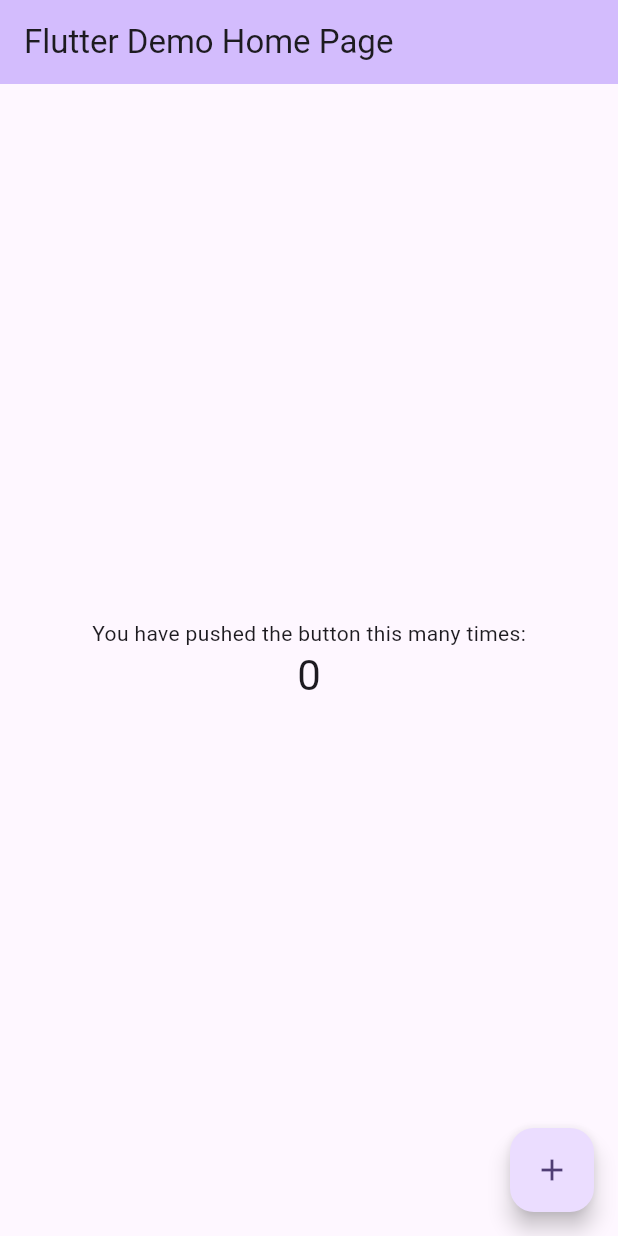
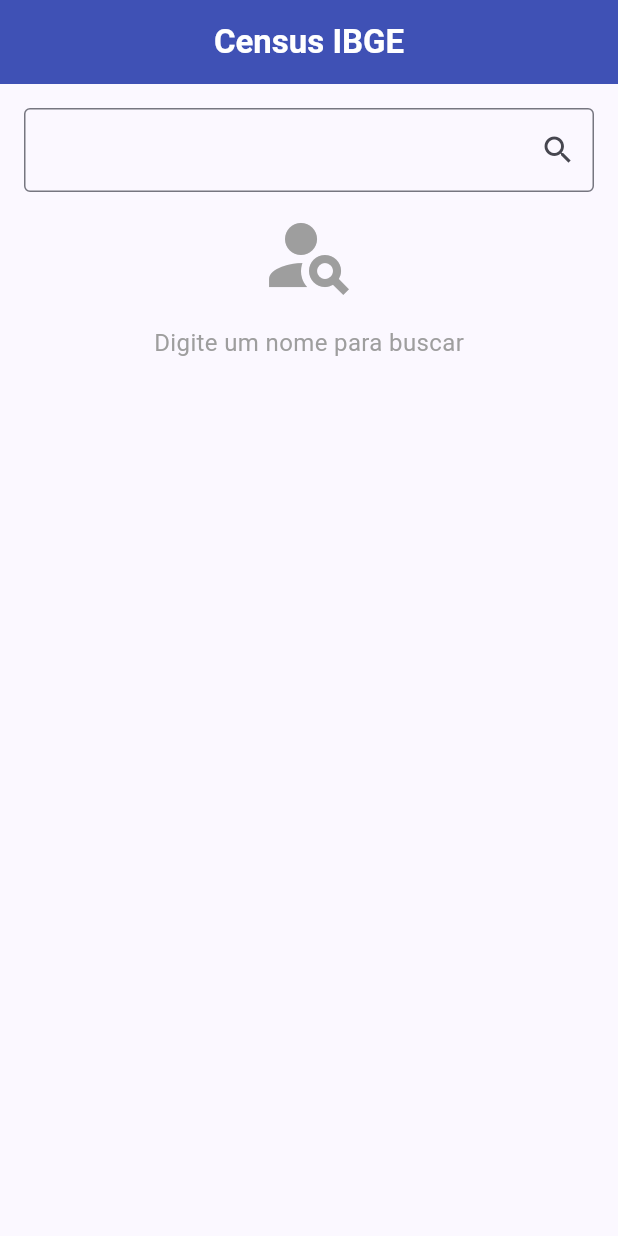
Before and after one commit to danilocrz/flutter-challenge, a Flutter app: the screen it shows after launch, on a phone screen of 412 x 824 dp. Run offline on Flutter 3.47's test engine with Material 3 defaults, Android fonts, the phone set to English and light mode, and no system bars; our stand-ins replace flutter_bloc.

Commit message:
feat: implementando busca de nomes do censo IBGE com cubit e service

```diff
--- /dev/null
+++ b/lib/app.dart
@@ -0,0 +1,30 @@
+import 'package:flutter/material.dart';
+import 'package:flutter_bloc/flutter_bloc.dart';
+import 'package:teste_dev_flutter/core/services/census_name_service.dart';
+import 'package:teste_dev_flutter/cubit/census_name_cubit.dart';
+import 'package:teste_dev_flutter/pages/details/details_page.dart';
+import 'package:teste_dev_flutter/pages/home/home_page.dart';
+
+class App extends StatelessWidget {
+  const App({super.key});
+
+  @override
+  Widget build(BuildContext context) {
+    return BlocProvider(
+      create: (_) => CensusNameCubit(CensusNameService()),
+      child: MaterialApp(
+        debugShowCheckedModeBanner: false,
+        title: 'Census IBGE',
+        theme: ThemeData(
+          colorScheme: ColorScheme.fromSeed(seedColor: Colors.indigo),
+          appBarTheme: AppBarTheme(
+            backgroundColor: Colors.indigo,
+            foregroundColor: Colors.white,
+          ),
+        ),
+        initialRoute: '/',
+        routes: {'/': (_) => const HomePage(), '/detail': (_) => DetailsPage()},
+      ),
+    );
+  }
+}
--- /dev/null
+++ b/lib/core/services/census_name_service.dart
@@ -0,0 +1,18 @@
+import 'dart:convert';
+
+import 'package:http/http.dart' as http;
+import 'package:teste_dev_flutter/models/census_name_model.dart';
+
+class CensusNameService {
+  final String _baseUrl =
+      'https://servicodados.ibge.gov.br/api/v2/censos/nomes';
+
+  Future<List<CensusNameModel>> fetchNames(String query) async {
+    final response = await http.get(Uri.parse('$_baseUrl/$query'));
+    if (response.statusCode == 200) {
+      final List<dynamic> data = json.decode(response.body);
+      return data.map((e) => CensusNameModel.fromJson(e)).toList();
+    }
+    throw Exception('Erro ao buscar nomes (${response.statusCode})');
+  }
+}
--- /dev/null
+++ b/lib/cubit/census_name_cubit.dart
@@ -0,0 +1,22 @@
+import 'package:flutter_bloc/flutter_bloc.dart';
+import 'package:teste_dev_flutter/core/services/census_name_service.dart';
+import 'package:teste_dev_flutter/cubit/census_name_state.dart';
+
+class CensusNameCubit extends Cubit<CensusNameState> {
+  final CensusNameService _service;
+  CensusNameCubit(this._service) : super(CensusNameInitial());
+
+  Future<void> fetchCensusName(String query) async {
+    emit(CensusNameLoading());
+    if (query.isEmpty) {
+      emit(CensusNameInitial());
+      return;
+    }
+    try {
+      final names = await _service.fetchNames(query);
+      emit(CensusNameLoaded(names));
+    } catch (e) {
+      emit(CensusNameError('Erro: $e'));
+    }
+  }
+}
--- /dev/null
+++ b/lib/cubit/census_name_state.dart
@@ -0,0 +1,17 @@
+import 'package:teste_dev_flutter/models/census_name_model.dart';
+
+abstract class CensusNameState {}
+
+class CensusNameInitial extends CensusNameState {}
+
+class CensusNameLoading extends CensusNameState {}
+
+class CensusNameLoaded extends CensusNameState {
+  final List<CensusNameModel> names;
+  CensusNameLoaded(this.names);
+}
+
+class CensusNameError extends CensusNameState {
+  final String message;
+  CensusNameError(this.message);
+}
--- a/lib/main.dart
+++ b/lib/main.dart
@@ -1,122 +1,6 @@
 import 'package:flutter/material.dart';
+import 'package:teste_dev_flutter/app.dart';
 
 void main() {
-  runApp(const MyApp());
+  runApp(const App());
 }
-
-class MyApp extends StatelessWidget {
-  const MyApp({super.key});
-
-  // This widget is the root of your application.
-  @override
-  Widget build(BuildContext context) {
-    return MaterialApp(
-      title: 'Flutter Demo',
-      theme: ThemeData(
-        // This is the theme of your application.
-        //
-        // TRY THIS: Try running your application with "flutter run". You'll see
-        // the application has a purple toolbar. Then, without quitting the app,
-        // try changing the seedColor in the colorScheme below to Colors.green
-        // and then invoke "hot reload" (save your changes or press the "hot
-        // reload" button in a Flutter-supported IDE, or press "r" if you used
-        // the command line to start the app).
-        //
-        // Notice that the counter didn't reset back to zero; the application
-        // state is not lost during the reload. To reset the state, use hot
-        // restart instead.
-        //
-        // This works for code too, not just values: Most code changes can be
-        // tested with just a hot reload.
-        colorScheme: .fromSeed(seedColor: Colors.deepPurple),
-      ),
-      home: const MyHomePage(title: 'Flutter Demo Home Page'),
-    );
-  }
-}
-
-class MyHomePage extends StatefulWidget {
-  const MyHomePage({super.key, required this.title});
-
-  // This widget is the home page of your application. It is stateful, meaning
-  // that it has a State object (defined below) that contains fields that affect
-  // how it looks.
-
-  // This class is the configuration for the state. It holds the values (in this
-  // case the title) provided by the parent (in this case the App widget) and
-  // used by the build method of the State. Fields in a Widget subclass are
-  // always marked "final".
-
-  final String title;
-
-  @override
-  State<MyHomePage> createState() => _MyHomePageState();
-}
-
-class _MyHomePageState extends State<MyHomePage> {
-  int _counter = 0;
-
-  void _incrementCounter() {
-    setState(() {
-      // This call to setState tells the Flutter framework that something has
-      // changed in this State, which causes it to rerun the build method below
-      // so that the display can reflect the updated values. If we changed
-      // _counter without calling setState(), then the build method would not be
-      // called again, and so nothing would appear to happen.
-      _counter++;
-    });
-  }
-
-  @override
-  Widget build(BuildContext context) {
-    // This method is rerun every time setState is called, for instance as done
-    // by the _incrementCounter method above.
-    //
-    // The Flutter framework has been optimized to make rerunning build methods
-    // fast, so that you can just rebuild anything that needs updating rather
-    // than having to individually change instances of widgets.
-    return Scaffold(
-      appBar: AppBar(
-        // TRY THIS: Try changing the color here to a specific color (to
-        // Colors.amber, perhaps?) and trigger a hot reload to see the AppBar
-        // change color while the other colors stay the same.
-        backgroundColor: Theme.of(context).colorScheme.inversePrimary,
-        // Here we take the value from the MyHomePage object that was created by
-        // the App.build method, and use it to set our appbar title.
-        title: Text(widget.title),
-      ),
-      body: Center(
-        // Center is a layout widget. It takes a single child and positions it
-        // in the middle of the parent.
-        child: Column(
-          // Column is also a layout widget. It takes a list of children and
-          // arranges them vertically. By default, it sizes itself to fit its
-          // children horizontally, and tries to be as tall as its parent.
-          //
-          // Column has various properties to control how it sizes itself and
-          // how it positions its children. Here we use mainAxisAlignment to
-          // center the children vertically; the main axis here is the vertical
-          // axis because Columns are vertical (the cross axis would be
-          // horizontal).
-          //
-          // TRY THIS: Invoke "debug painting" (choose the "Toggle Debug Paint"
-          // action in the IDE, or press "p" in the console), to see the
-          // wireframe for each widget.
-          mainAxisAlignment: .center,
-          children: [
-            const Text('You have pushed the button this many times:'),
-            Text(
-              '$_counter',
-              style: Theme.of(context).textTheme.headlineMedium,
-            ),
-          ],
-        ),
-      ),
-      floatingActionButton: FloatingActionButton(
-        onPressed: _incrementCounter,
-        tooltip: 'Increment',
-        child: const Icon(Icons.add),
-      ),
-    );
-  }
-}
--- /dev/null
+++ b/lib/models/census_name_model.dart
@@ -0,0 +1,26 @@
+import 'package:teste_dev_flutter/models/period_model.dart';
+
+class CensusNameModel {
+  final String name;
+  final String? gender;
+  final String locality;
+  final List<PeriodModel> periods;
+
+  CensusNameModel({
+    required this.name,
+    this.gender,
+    required this.locality,
+    required this.periods,
+  });
+
+  factory CensusNameModel.fromJson(Map<String, dynamic> json) {
+    return CensusNameModel(
+      name: json['nome'],
+      gender: json['sexo'],
+      locality: json['localidade'],
+      periods: (json['res'] as List)
+          .map((e) => PeriodModel.fromJson(e))
+          .toList(),
+    );
+  }
+}
--- /dev/null
+++ b/lib/pages/home/home_page.dart
@@ -0,0 +1,103 @@
+import 'package:flutter/material.dart';
+import 'package:flutter_bloc/flutter_bloc.dart';
+import 'package:teste_dev_flutter/cubit/census_name_cubit.dart';
+import 'package:teste_dev_flutter/cubit/census_name_state.dart';
+import 'package:teste_dev_flutter/pages/home/widgets/census_name_card.dart';
+
+class HomePage extends StatefulWidget {
+  const HomePage({super.key});
+
+  @override
+  State<HomePage> createState() => _HomePageState();
+}
+
+class _HomePageState extends State<HomePage> {
+  final _controllerName = TextEditingController();
+
+  void _buscar() {
+    context.read<CensusNameCubit>().fetchCensusName(_controllerName.text);
+  }
+
+  @override
+  void dispose() {
+    _controllerName.dispose();
+    super.dispose();
+  }
+
+  @override
+  Widget build(BuildContext context) {
+    return Scaffold(
+      appBar: AppBar(
+        title: Text(
+          'Census IBGE',
+          style: TextStyle(fontWeight: FontWeight.bold),
+        ),
+        centerTitle: true,
+      ),
+      body: Padding(
+        padding: EdgeInsets.all(16),
+        child: Column(
+          children: [
+            TextField(
+              controller: _controllerName,
+              decoration: InputDecoration(
+                border: OutlineInputBorder(),
+                suffixIcon: IconButton(
+                  onPressed: _buscar,
+                  icon: Icon(Icons.search),
+                ),
+              ),
+              onSubmitted: (_) => _buscar(),
+            ),
+            const SizedBox(height: 10),
+            Expanded(
+              child: BlocBuilder<CensusNameCubit, CensusNameState>(
+                builder: (context, state) {
+                  if (state is CensusNameLoading) {
+                    return Center(child: CircularProgressIndicator());
+                  } else if (state is CensusNameLoaded) {
+                    return ListView.builder(
+                      itemCount: state.names.length,
+                      itemBuilder: (context, index) {
+                        final censusName = state.names[index];
+                        return CensusNameCard(
+                          name: censusName,
+                          onTap: () {
+                            Navigator.pushNamed(
+                              context,
+                              '/detail',
+                              arguments: censusName,
+                            );
+                          },
+                        );
+                      },
+                    );
+                  } else if (state is CensusNameError) {
+                    return Center(
+                      child: Text(
+                        state.message,
+                        style: TextStyle(color: Colors.red),
+                      ),
+                    );
+                  }
+                  return Center(
+                    child: Column(
+                      children: [
+                        Icon(Icons.person_search, size: 64, color: Colors.grey),
+                        SizedBox(height: 15),
+                        Text(
+                          'Digite um nome para buscar',
+                          style: TextStyle(fontSize: 16, color: Colors.grey),
+                        ),
+                      ],
+                    ),
+                  );
+                },
+              ),
+            ),
+          ],
+        ),
+      ),
+    );
+  }
+}
--- /dev/null
+++ b/lib/routes/app_routes.dart
@@ -0,0 +1,4 @@
+class AppRoutes {
+  static const String home = '/';
+  static const String detail = '/detail';
+}
--- a/pubspec.yaml
+++ b/pubspec.yaml
@@ -34,6 +34,8 @@ dependencies:
   # The following adds the Cupertino Icons font to your application.
   # Use with the CupertinoIcons class for iOS style icons.
   cupertino_icons: ^1.0.8
+  flutter_bloc: ^9.1.1
+  http: ^1.6.0
 
 dev_dependencies:
   flutter_test:
```
Also changed, not shown: lib/models/period_model.dart (added, +20 -0 lines), lib/pages/details/details_page.dart (added, +76 -0 lines), lib/pages/home/widgets/census_name_card.dart (added, +31 -0 lines), pubspec.lock, 2 other files.
